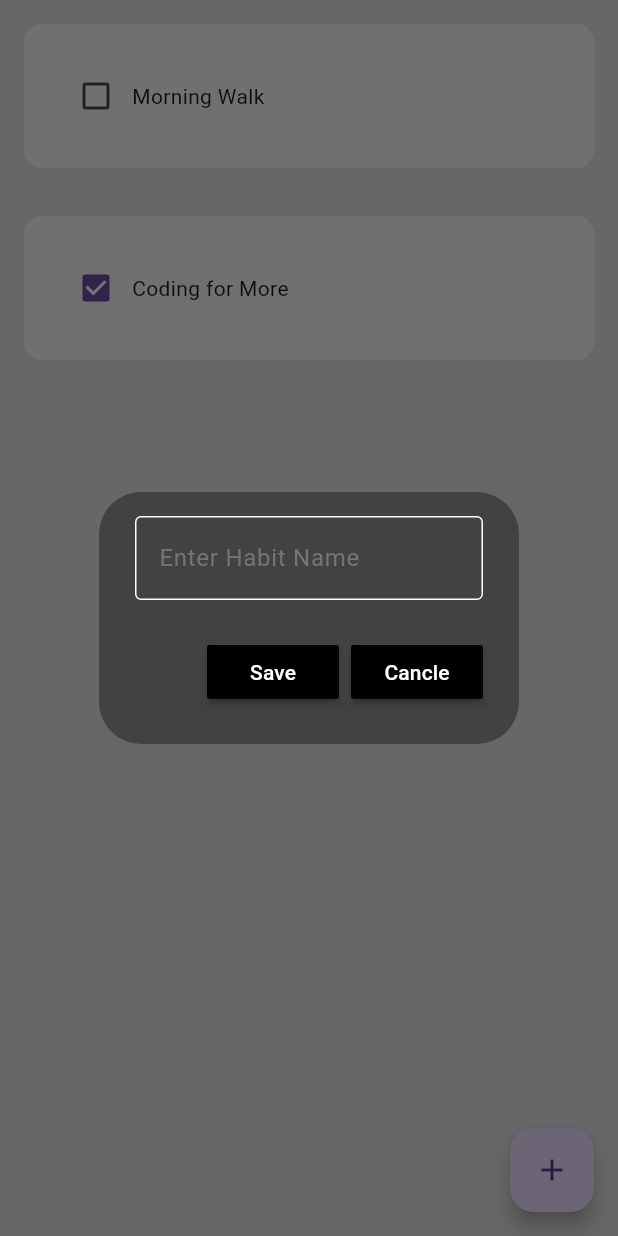
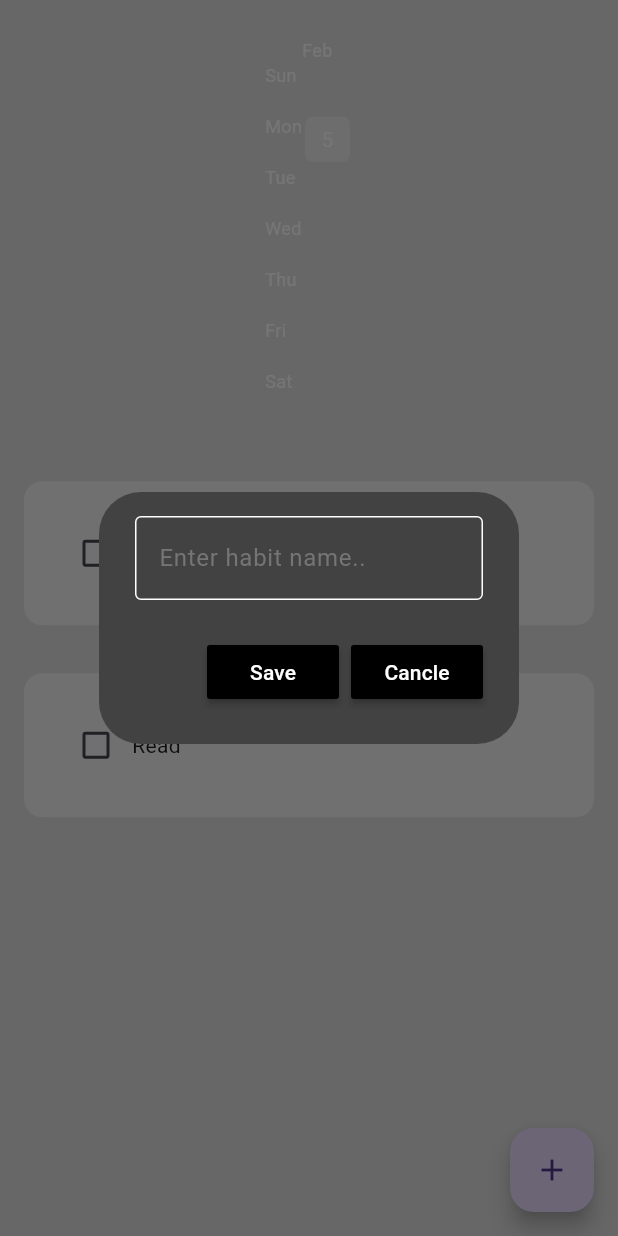
Before and after one commit to Rakib330/Sonchoy, a Flutter app: the screen it shows after launch, after a tap on the "add" icon, on a phone screen of 412 x 824 dp. Run offline on Flutter 3.47's test engine with Material 3 defaults, Android fonts, the phone set to English and light mode, and no system bars; drawn by our look-alikes of flutter_heatmap_calendar, flutter_slidable; our stand-ins replace hive_flutter; accounts and stored records are empty.

Commit message:
update final product

```diff
--- /dev/null
+++ b/lib/components/month_summery.dart
@@ -0,0 +1,49 @@
+import 'package:flutter/material.dart';
+import 'package:flutter_heatmap_calendar/flutter_heatmap_calendar.dart';
+import 'package:sonchoy/datetime/date_time.dart';
+
+class MonthlySummary extends StatelessWidget {
+  final Map<DateTime, int>? datasets;
+  final String startDate;
+
+  const MonthlySummary({
+    super.key,
+    required this.datasets,
+    required this.startDate,
+  });
+
+  @override
+  Widget build(BuildContext context) {
+    return Container(
+      padding: const EdgeInsets.only(top: 25, bottom: 25),
+      child: HeatMap(
+        startDate: createDateTimeObject(startDate),
+        endDate: DateTime.now().add(const Duration(days: 0)),
+        datasets: datasets,
+        colorMode: ColorMode.color,
+        defaultColor: Colors.grey[200],
+        textColor: Colors.white,
+        showColorTip: false,
+        showText: true,
+        scrollable: true,
+        size: 30,
+        colorsets: const {
+          1: Color.fromARGB(20, 2, 179, 8),
+          2: Color.fromARGB(40, 2, 179, 8),
+          3: Color.fromARGB(60, 2, 179, 8),
+          4: Color.fromARGB(80, 2, 179, 8),
+          5: Color.fromARGB(100, 2, 179, 8),
+          6: Color.fromARGB(120, 2, 179, 8),
+          7: Color.fromARGB(150, 2, 179, 8),
+          8: Color.fromARGB(180, 2, 179, 8),
+          9: Color.fromARGB(220, 2, 179, 8),
+          10: Color.fromARGB(255, 2, 179, 8),
+        },
+        onClick: (value) {
+          ScaffoldMessenger.of(context)
+              .showSnackBar(SnackBar(content: Text(value.toString())));
+        },
+      ),
+    );
+  }
+}
--- a/lib/data/habit_database.dart
+++ b/lib/data/habit_database.dart
@@ -1,34 +1,105 @@
+import 'package:sonchoy/datetime/date_time.dart';
 import 'package:hive_flutter/hive_flutter.dart';
-import 'package:sonchoy/data/date_time.dart';
 
+// reference our box
 final _myBox = Hive.box("Habit_Database");
 
 class HabitDatabase {
-  List todayHabitList = [];
+  List todaysHabitList = [];
+  Map<DateTime, int> heatMapDataSet = {};
 
+  // create initial default data
   void createDefaultData() {
-    todayHabitList = [
-      ["Morning Walk", false],
-      ["Coding for More", true],
+    todaysHabitList = [
+      ["Run", false],
+      ["Read", false],
     ];
 
-    _myBox.put("START_DATE", todaysDateFormateted());
+    _myBox.put("START_DATE", todaysDateFormatted());
   }
 
+  // load data if it already exists
   void loadData() {
-    if (_myBox.get(todaysDateFormateted()) == null) {
-      todayHabitList = _myBox.get("CURRENT_HABIT_LIST");
-
-      for (int i = 0; i < todayHabitList.length; i++) {
-        todayHabitList[i][1] = false;
+    // if it's a new day, get habit list from database
+    if (_myBox.get(todaysDateFormatted()) == null) {
+      todaysHabitList = _myBox.get("CURRENT_HABIT_LIST");
+      // set all habit completed to false since it's a new day
+      for (int i = 0; i < todaysHabitList.length; i++) {
+        todaysHabitList[i][1] = false;
       }
-    } else {
-      todayHabitList = _myBox.get(todaysDateFormateted());
+    }
+    // if it's not a new day, load todays list
+    else {
+      todaysHabitList = _myBox.get(todaysDateFormatted());
     }
   }
 
+  // update database
   void updateDatabase() {
-    _myBox.put(todaysDateFormateted(), todayHabitList);
-    _myBox.put("CURRENT_HABIT_LIST", todayHabitList);
+    // update todays entry
+    _myBox.put(todaysDateFormatted(), todaysHabitList);
+
+    // update universal habit list in case it changed (new habit, edit habit, delete habit)
+    _myBox.put("CURRENT_HABIT_LIST", todaysHabitList);
+
+    // calculate habit complete percentages for each day
+    calculateHabitPercentages();
+
+    // load heat map
+    loadHeatMap();
+  }
+
+  void calculateHabitPercentages() {
+    int countCompleted = 0;
+    for (int i = 0; i < todaysHabitList.length; i++) {
+      if (todaysHabitList[i][1] == true) {
+        countCompleted++;
+      }
+    }
+
+    String percent = todaysHabitList.isEmpty
+        ? '0.0'
+        : (countCompleted / todaysHabitList.length).toStringAsFixed(1);
+
+    // key: "PERCENTAGE_SUMMARY_yyyymmdd"
+    // value: string of 1dp number between 0.0-1.0 inclusive
+    _myBox.put("PERCENTAGE_SUMMARY_${todaysDateFormatted()}", percent);
+  }
+
+  void loadHeatMap() {
+    DateTime startDate = createDateTimeObject(_myBox.get("START_DATE"));
+
+    // count the number of days to load
+    int daysInBetween = DateTime.now().difference(startDate).inDays;
+
+    // go from start date to today and add each percentage to the dataset
+    // "PERCENTAGE_SUMMARY_yyyymmdd" will be the key in the database
+    for (int i = 0; i < daysInBetween + 1; i++) {
+      String yyyymmdd = convertDateTimeToString(
+        startDate.add(Duration(days: i)),
+      );
+
+      double strengthAsPercent = double.parse(
+        _myBox.get("PERCENTAGE_SUMMARY_$yyyymmdd") ?? "0.0",
+      );
+
+      // split the datetime up like below so it doesn't worry about hours/mins/secs etc.
+
+      // year
+      int year = startDate.add(Duration(days: i)).year;
+
+      // month
+      int month = startDate.add(Duration(days: i)).month;
+
+      // day
+      int day = startDate.add(Duration(days: i)).day;
+
+      final percentForEachDay = <DateTime, int>{
+        DateTime(year, month, day): (10 * strengthAsPercent).toInt(),
+      };
+
+      heatMapDataSet.addEntries(percentForEachDay.entries);
+      print(heatMapDataSet);
+    }
   }
 }
--- a/lib/data/date_time.dart
+++ b/lib/datetime/date_time.dart
@@ -1,21 +1,31 @@
-String todaysDateFormateted() {
+// return todays date formatted as yyyymmdd
+String todaysDateFormatted() {
+  // today
   var dateTimeObject = DateTime.now();
+
+  // year in the format yyyy
   String year = dateTimeObject.year.toString();
+
+  // month in the format mm
   String month = dateTimeObject.month.toString();
   if (month.length == 1) {
     month = '0$month';
   }
 
+  // day in the format dd
   String day = dateTimeObject.day.toString();
   if (day.length == 1) {
     day = '0$day';
   }
 
+  // final format
   String yyyymmdd = year + month + day;
+
   return yyyymmdd;
 }
 
-DateTime createDateTimeObejct(String yyyymmdd) {
+// convert string yyyymmdd to DateTime object
+DateTime createDateTimeObject(String yyyymmdd) {
   int yyyy = int.parse(yyyymmdd.substring(0, 4));
   int mm = int.parse(yyyymmdd.substring(4, 6));
   int dd = int.parse(yyyymmdd.substring(6, 8));
@@ -24,18 +34,25 @@ DateTime createDateTimeObejct(String yyyymmdd) {
   return dateTimeObject;
 }
 
+// convert DateTime object to string yyyymmdd
 String convertDateTimeToString(DateTime dateTime) {
+  // year in the format yyyy
   String year = dateTime.year.toString();
+
+  // month in the format mm
   String month = dateTime.month.toString();
   if (month.length == 1) {
     month = '0$month';
   }
 
+  // day in the format dd
   String day = dateTime.day.toString();
   if (day.length == 1) {
     day = '0$day';
   }
 
+  // final format
   String yyyymmdd = year + month + day;
+
   return yyyymmdd;
 }
--- a/lib/pages/home_page.dart
+++ b/lib/pages/home_page.dart
@@ -1,9 +1,10 @@
 import 'package:flutter/material.dart';
-import 'package:hive_flutter/hive_flutter.dart';
 import 'package:sonchoy/components/habit_tile.dart';
+import 'package:sonchoy/components/month_summery.dart';
 import 'package:sonchoy/components/my_fab.dart';
 import 'package:sonchoy/components/my_alert_box.dart';
 import 'package:sonchoy/data/habit_database.dart';
+import 'package:hive_flutter/hive_flutter.dart';
 
 class HomePage extends StatefulWidget {
   const HomePage({super.key});
@@ -18,75 +19,100 @@ class _HomePageState extends State<HomePage> {
 
   @override
   void initState() {
+    // if there is no current habit list, then it is the 1st time ever opening the app
+    // then create default data
     if (_myBox.get("CURRENT_HABIT_LIST") == null) {
       db.createDefaultData();
-    } else {
+    }
+
+    // there already exists data, this is not the first time
+    else {
       db.loadData();
     }
+
+    // update the database
     db.updateDatabase();
+
     super.initState();
   }
 
+  // checkbox was tapped
   void checkBoxTapped(bool? value, int index) {
     setState(() {
-      db.todayHabitList[index][1] = value!;
+      db.todaysHabitList[index][1] = value;
     });
     db.updateDatabase();
   }
 
+  // create a new habit
   final _newHabitNameController = TextEditingController();
   void createNewHabit() {
+    // show alert dialog for user to enter the new habit details
     showDialog(
       context: context,
       builder: (context) {
         return MyAlertBox(
           controller: _newHabitNameController,
-            hintText: 'Enter Habit Name',
+          hintText: 'Enter habit name..',
           onSave: saveNewHabit,
-            onCancle: cancleDialogBox,
+          onCancle: cancelDialogBox,
         );
-        });
+      },
+    );
   }
 
+  // save new habit
   void saveNewHabit() {
+    // add new habit to todays habit list
     setState(() {
-      db.todayHabitList.add([_newHabitNameController.text, false]);
+      db.todaysHabitList.add([_newHabitNameController.text, false]);
     });
 
+    // clear textfield
     _newHabitNameController.clear();
+    // pop dialog box
     Navigator.of(context).pop();
     db.updateDatabase();
   }
 
-  void cancleDialogBox() {
+  // cancel new habit
+  void cancelDialogBox() {
+    // clear textfield
     _newHabitNameController.clear();
+
+    // pop dialog box
     Navigator.of(context).pop();
   }
 
+  // open habit settings to edit
   void openHabitSettings(int index) {
     showDialog(
       context: context,
       builder: (context) {
         return MyAlertBox(
           controller: _newHabitNameController,
-              hintText: db.todayHabitList[index][0],
+          hintText: db.todaysHabitList[index][0],
           onSave: () => saveExistingHabit(index),
-              onCancle: cancleDialogBox);
-        });
+          onCancle: cancelDialogBox,
+        );
+      },
+    );
   }
 
+  // save existing habit with a new name
   void saveExistingHabit(int index) {
     setState(() {
-      db.todayHabitList[index][0] = _newHabitNameController.text;
+      db.todaysHabitList[index][0] = _newHabitNameController.text;
     });
     _newHabitNameController.clear();
     Navigator.pop(context);
     db.updateDatabase();
   }
 
+  // delete habit
   void deleteHabit(int index) {
     setState(() {
-      db.todayHabitList.removeAt(index);
+      db.todaysHabitList.removeAt(index);
     });
     db.updateDatabase();
   }
@@ -95,19 +121,32 @@ class _HomePageState extends State<HomePage> {
   Widget build(BuildContext context) {
     return Scaffold(
       backgroundColor: Colors.grey[300],
-        floatingActionButton: MyFloatingActionButton(
-          onPressed: createNewHabit,
+      floatingActionButton: MyFloatingActionButton(onPressed: createNewHabit),
+      body: ListView(
+        children: [
+          // monthly summary heat map
+          MonthlySummary(
+            datasets: db.heatMapDataSet,
+            startDate: _myBox.get("START_DATE"),
           ),
-        body: ListView.builder(
-            itemCount: db.todayHabitList.length,
+
+          // list of habits
+          ListView.builder(
+            shrinkWrap: true,
+            physics: const NeverScrollableScrollPhysics(),
+            itemCount: db.todaysHabitList.length,
             itemBuilder: (context, index) {
               return HabitTile(
-                habitName: db.todayHabitList[index][0],
-                habitCompleted: db.todayHabitList[index][1],
+                habitName: db.todaysHabitList[index][0],
+                habitCompleted: db.todaysHabitList[index][1],
                 onChanged: (value) => checkBoxTapped(value, index),
                 settingsTapped: (context) => openHabitSettings(index),
                 deleteTapped: (context) => deleteHabit(index),
               );
-            }));
+            },
+          )
+        ],
+      ),
+    );
   }
 }
```
Also changed, not shown: pubspec.yaml (+6 -65 lines), pubspec.lock. Lines whose indentation alone changed are shown as unchanged.
